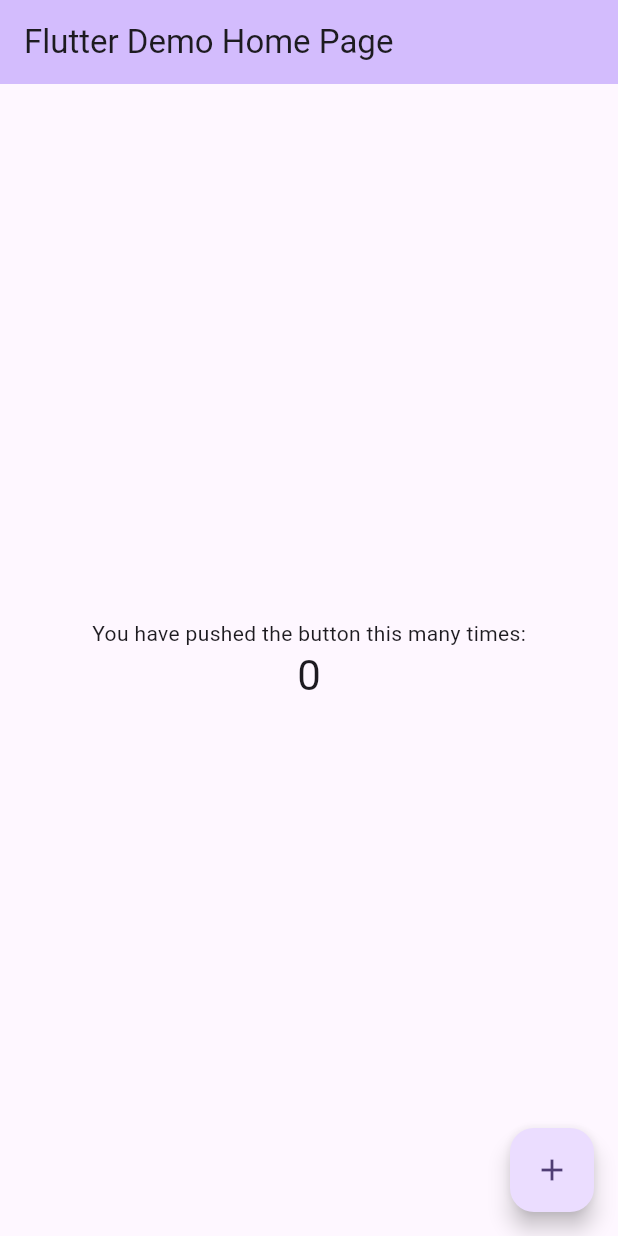
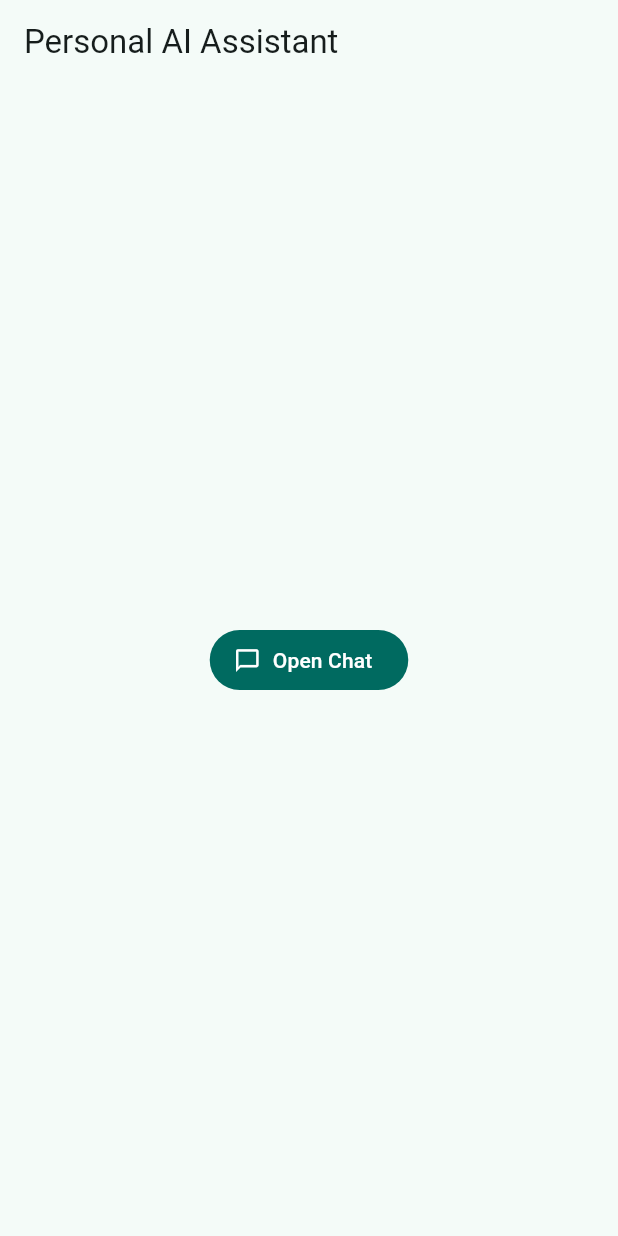
Before and after one commit to patlar104/ai-assistant-gemini, a Flutter app: the screen it shows after launch, on a phone screen of 412 x 824 dp. Run offline on Flutter 3.47's test engine with Material 3 defaults, Android fonts, the phone set to English and light mode, and no system bars; our stand-ins replace flutter_riverpod.

Commit message:
Add chat UI, backend scaffold, and WebSocket support

```diff
--- a/personal_ai_assistant/lib/main.dart
+++ b/personal_ai_assistant/lib/main.dart
@@ -1,122 +1,29 @@
 import 'package:flutter/material.dart';
+import 'package:flutter_riverpod/flutter_riverpod.dart';
+
+import 'screens/chat_screen.dart';
+import 'screens/home_screen.dart';
 
 void main() {
-  runApp(const MyApp());
+  runApp(const ProviderScope(child: MyApp()));
 }
 
 class MyApp extends StatelessWidget {
   const MyApp({super.key});
 
-  // This widget is the root of your application.
   @override
   Widget build(BuildContext context) {
     return MaterialApp(
-      title: 'Flutter Demo',
+      title: 'Personal AI Assistant',
       theme: ThemeData(
-        // This is the theme of your application.
-        //
-        // TRY THIS: Try running your application with "flutter run". You'll see
-        // the application has a purple toolbar. Then, without quitting the app,
-        // try changing the seedColor in the colorScheme below to Colors.green
-        // and then invoke "hot reload" (save your changes or press the "hot
-        // reload" button in a Flutter-supported IDE, or press "r" if you used
-        // the command line to start the app).
-        //
-        // Notice that the counter didn't reset back to zero; the application
-        // state is not lost during the reload. To reset the state, use hot
-        // restart instead.
-        //
-        // This works for code too, not just values: Most code changes can be
-        // tested with just a hot reload.
-        colorScheme: .fromSeed(seedColor: Colors.deepPurple),
+        colorScheme: ColorScheme.fromSeed(seedColor: Colors.teal),
+        useMaterial3: true,
       ),
-      home: const MyHomePage(title: 'Flutter Demo Home Page'),
+      initialRoute: '/',
+      routes: {
+        '/': (context) => const HomeScreen(),
+        '/chat': (context) => const ChatScreen(),
+      },
     );
   }
 }
-
-class MyHomePage extends StatefulWidget {
-  const MyHomePage({super.key, required this.title});
-
-  // This widget is the home page of your application. It is stateful, meaning
-  // that it has a State object (defined below) that contains fields that affect
-  // how it looks.
-
-  // This class is the configuration for the state. It holds the values (in this
-  // case the title) provided by the parent (in this case the App widget) and
-  // used by the build method of the State. Fields in a Widget subclass are
-  // always marked "final".
-
-  final String title;
-
-  @override
-  State<MyHomePage> createState() => _MyHomePageState();
-}
-
-class _MyHomePageState extends State<MyHomePage> {
-  int _counter = 0;
-
-  void _incrementCounter() {
-    setState(() {
-      // This call to setState tells the Flutter framework that something has
-      // changed in this State, which causes it to rerun the build method below
-      // so that the display can reflect the updated values. If we changed
-      // _counter without calling setState(), then the build method would not be
-      // called again, and so nothing would appear to happen.
-      _counter++;
-    });
-  }
-
-  @override
-  Widget build(BuildContext context) {
-    // This method is rerun every time setState is called, for instance as done
-    // by the _incrementCounter method above.
-    //
-    // The Flutter framework has been optimized to make rerunning build methods
-    // fast, so that you can just rebuild anything that needs updating rather
-    // than having to individually change instances of widgets.
-    return Scaffold(
-      appBar: AppBar(
-        // TRY THIS: Try changing the color here to a specific color (to
-        // Colors.amber, perhaps?) and trigger a hot reload to see the AppBar
-        // change color while the other colors stay the same.
-        backgroundColor: Theme.of(context).colorScheme.inversePrimary,
-        // Here we take the value from the MyHomePage object that was created by
-        // the App.build method, and use it to set our appbar title.
-        title: Text(widget.title),
-      ),
-      body: Center(
-        // Center is a layout widget. It takes a single child and positions it
-        // in the middle of the parent.
-        child: Column(
-          // Column is also a layout widget. It takes a list of children and
-          // arranges them vertically. By default, it sizes itself to fit its
-          // children horizontally, and tries to be as tall as its parent.
-          //
-          // Column has various properties to control how it sizes itself and
-          // how it positions its children. Here we use mainAxisAlignment to
-          // center the children vertically; the main axis here is the vertical
-          // axis because Columns are vertical (the cross axis would be
-          // horizontal).
-          //
-          // TRY THIS: Invoke "debug painting" (choose the "Toggle Debug Paint"
-          // action in the IDE, or press "p" in the console), to see the
-          // wireframe for each widget.
-          mainAxisAlignment: .center,
-          children: [
-            const Text('You have pushed the button this many times:'),
-            Text(
-              '$_counter',
-              style: Theme.of(context).textTheme.headlineMedium,
-            ),
-          ],
-        ),
-      ),
-      floatingActionButton: FloatingActionButton(
-        onPressed: _incrementCounter,
-        tooltip: 'Increment',
-        child: const Icon(Icons.add),
-      ),
-    );
-  }
-}
--- /dev/null
+++ b/personal_ai_assistant/lib/screens/home_screen.dart
@@ -0,0 +1,21 @@
+import 'package:flutter/material.dart';
+
+class HomeScreen extends StatelessWidget {
+  const HomeScreen({super.key});
+
+  @override
+  Widget build(BuildContext context) {
+    return Scaffold(
+      appBar: AppBar(
+        title: const Text('Personal AI Assistant'),
+      ),
+      body: Center(
+        child: FilledButton.icon(
+          onPressed: () => Navigator.of(context).pushNamed('/chat'),
+          icon: const Icon(Icons.chat_bubble_outline),
+          label: const Text('Open Chat'),
+        ),
+      ),
+    );
+  }
+}
--- a/personal_ai_assistant/pubspec.yaml
+++ b/personal_ai_assistant/pubspec.yaml
@@ -34,6 +34,8 @@ dependencies:
   # The following adds the Cupertino Icons font to your application.
   # Use with the CupertinoIcons class for iOS style icons.
   cupertino_icons: ^1.0.8
+  flutter_riverpod: ^2.5.1
+  web_socket_channel: ^2.4.0
 
 dev_dependencies:
   flutter_test:
```
Also changed, not shown: personal_ai_assistant/lib/models/chat_message.dart (added, +19 -0 lines), personal_ai_assistant/lib/screens/chat_screen.dart (added, +135 -0 lines), personal_ai_assistant/lib/state/chat_controller.dart (added, +127 -0 lines), personal_ai_assistant/lib/state/chat_state.dart (added, +29 -0 lines), personal_ai_assistant/pubspec.lock, 10 other files.
